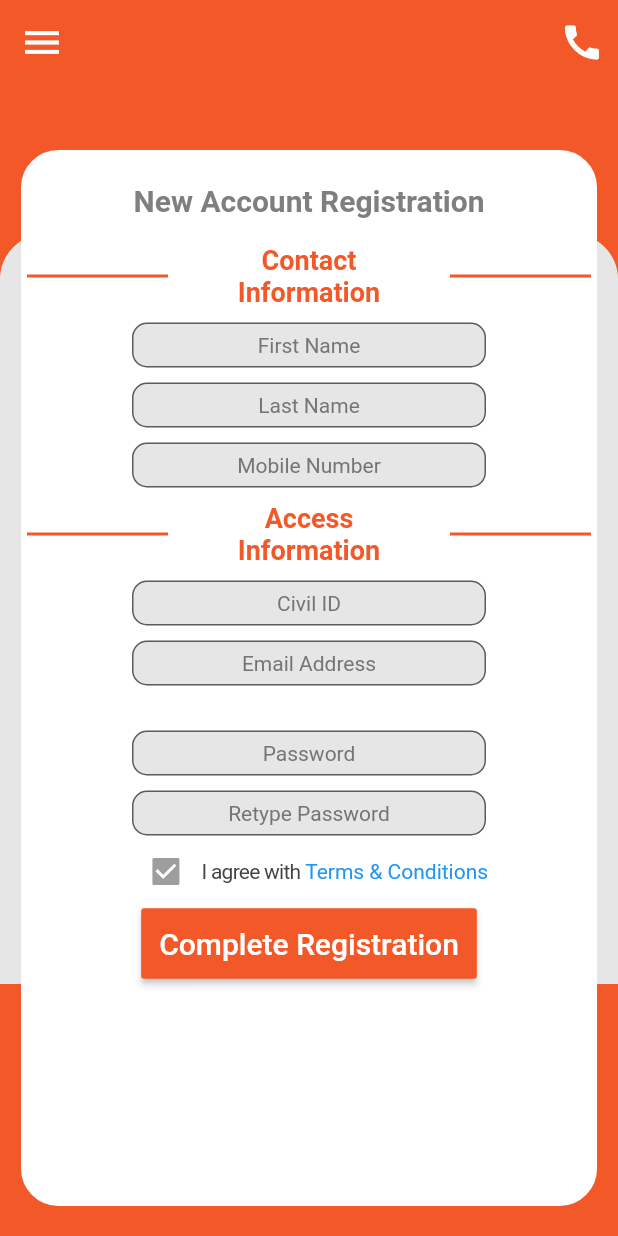
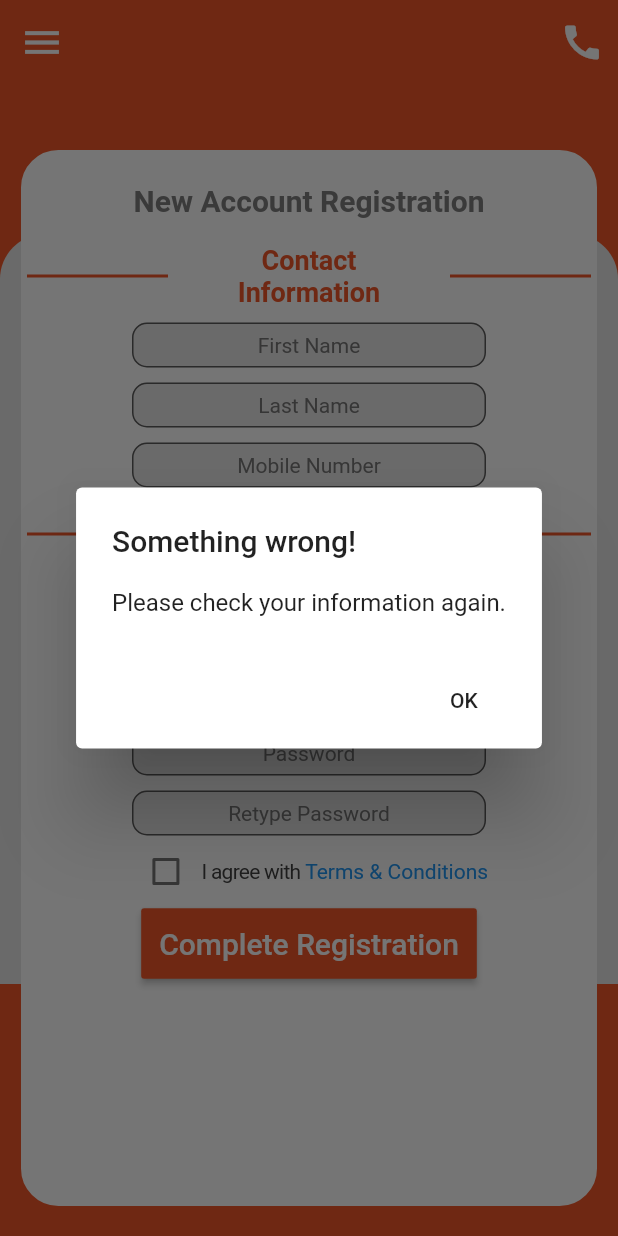
Before and after one commit to Abdelaty/initium_task, a Flutter app: the SignupScreen screen opened directly, after a tap on "Complete Registration", on a phone screen of 412 x 824 dp. Run offline on Flutter 3.47's test engine with Material 2 defaults, Android fonts, the phone set to English and light mode, and no system bars.

Commit message:
Finish Sign-up

```diff
--- /dev/null
+++ b/lib/network.dart
@@ -0,0 +1,29 @@
+import 'dart:convert';
+
+import 'package:http/http.dart' as http;
+
+class NetworkHelper {
+  NetworkHelper(this.url, this.customerMap);
+
+  final String url;
+
+  final Map<String, String> customerMap;
+  final Map<String, String> headersMap = {'content-type': 'application/json'};
+
+  Future sendData() async {
+    http.Response response = await http.post(url,
+        headers: headersMap, body: jsonEncode(customerMap));
+
+    if (response.statusCode == 200) {
+      print('Response Code is ' + response.statusCode.toString());
+      print('Response body is ' + response.body);
+      return response.statusCode;
+    } else {
+      print('Response Code is ' + response.statusCode.toString());
+      print('Response body is ' + response.body);
+      customerMap.forEach((key, value) {
+        print(value);
+      });
+    }
+  }
+}
--- a/lib/signup.dart
+++ b/lib/signup.dart
@@ -1,12 +1,45 @@
 import 'package:flutter/cupertino.dart';
 import 'package:flutter/material.dart';
+import 'package:initium_task/login.dart';
 
-class SignupScreen extends StatelessWidget {
+import 'network.dart';
+
+class SignupScreen extends StatefulWidget {
+  @override
+  _SignupScreenState createState() => _SignupScreenState();
+}
+
+class _SignupScreenState extends State<SignupScreen> {
+  TextEditingController firstNameController = new TextEditingController();
+  TextEditingController lastNameController = new TextEditingController();
+  TextEditingController mobileController = new TextEditingController();
+  TextEditingController idController = new TextEditingController();
+  TextEditingController emailController = new TextEditingController();
+  TextEditingController passwordController = new TextEditingController();
+  TextEditingController rePasswordController = new TextEditingController();
+  var agreeWithTerms = false;
+  String customerFirstName,
+      customerLastName,
+      customerMobileNo,
+      customerCivilID,
+      customerEmail,
+      customerPassword;
+
+  void _onRememberMeChanged(bool newValue) => setState(() {
+        agreeWithTerms = newValue;
+
+        if (agreeWithTerms) {
+          print('Agreed');
+        } else {
+          // TODO: Forget the user
+          print('not Agreed');
+        }
+      });
+
   @override
   Widget build(BuildContext context) {
-    // TODO: implement build
-    return Material(
-      child: Stack(
+    return Scaffold(
+      body: Stack(
         children: <Widget>[
           Container(
             color: Color(0xFFf35829),
@@ -86,27 +119,55 @@ class SignupScreen extends StatelessWidget {
                     ),
                   ),
                   LineRowWidget(text: 'Contact\nInformation'),
-                  NewTextField(hint: 'First Name'),
-                  NewTextField(hint: 'Last Name'),
-                  NewTextField(hint: 'Mobile Number'),
+                  NewTextField(
+                    hint: 'First Name',
+                    obscureText: false,
+                    controller: firstNameController,
+                  ),
+                  NewTextField(
+                    hint: 'Last Name',
+                    obscureText: false,
+                    controller: lastNameController,
+                  ),
+                  NewTextField(
+                    hint: 'Mobile Number',
+                    obscureText: false,
+                    controller: mobileController,
+                  ),
                   SizedBox(
                     height: 10.0,
                   ),
                   LineRowWidget(text: 'Access\nInformation'),
-                  NewTextField(hint: 'Civil ID'),
-                  NewTextField(hint: 'Email Address'),
+                  NewTextField(
+                    hint: 'Civil ID',
+                    obscureText: false,
+                    controller: idController,
+                  ),
+                  NewTextField(
+                    hint: 'Email Address',
+                    obscureText: false,
+                    controller: emailController,
+                  ),
                   SizedBox(
                     height: 20.0,
                   ),
-                  NewTextField(hint: 'Password'),
-                  NewTextField(hint: 'Retype Password'),
+                  NewTextField(
+                    hint: 'Password',
+                    obscureText: true,
+                    controller: passwordController,
+                  ),
+                  NewTextField(
+                    hint: 'Retype Password',
+                    obscureText: true,
+                    controller: rePasswordController,
+                  ),
                   Row(
                     mainAxisAlignment: MainAxisAlignment.center,
                     children: <Widget>[
                       Checkbox(
-                        value: true,
+                        value: agreeWithTerms,
                         checkColor: Colors.white,
-                        onChanged: null,
+                        onChanged: _onRememberMeChanged,
                         activeColor: Color(0xFFf35829),
                       ),
                       Text(
@@ -121,7 +182,9 @@ class SignupScreen extends StatelessWidget {
                     ],
                   ),
                   RaisedButton(
-                    onPressed: () {},
+                    onPressed: () {
+                      validateData() ? sendData() : showAlertDialog(context);
+                    },
                     child: Text(
                       'Complete Registration',
                       style: TextStyle(fontSize: 20.0),
@@ -139,22 +202,101 @@ class SignupScreen extends StatelessWidget {
       ),
     );
   }
+
+  bool validateData() {
+    if (firstNameController.text != null &&
+        firstNameController.text.length > 2 &&
+        lastNameController.text != null &&
+        mobileController.text != null &&
+        mobileController.text.length > 5 &&
+        idController.text != null &&
+        emailController.text != null &&
+        emailController.text.contains('@') &&
+        passwordController.text != null &&
+        passwordController.text == rePasswordController.text &&
+        agreeWithTerms == true) {
+      return true;
+    } else {
+      return false;
+    }
+  }
+
+  sendData() async {
+    var userRegistrationData = {
+      'CustomerFirstName': firstNameController.text,
+      'CustomerLastName': lastNameController.text,
+      'CustomerMobileNo': mobileController.text,
+      'CustomerCivilID': idController.text,
+      'CustomerEmail': emailController.text,
+      'CustomerPassword': passwordController.text
+    };
+    NetworkHelper networkHelper = NetworkHelper(
+        'https://prod-94.westeurope.logic.azure.com/workflows/2b388c189a8042d8a8011dea9a4dffc2/triggers/manual/paths/invoke?api-version=2016-06-01&sp=%2Ftriggers%2Fmanual%2Frun&sv=1.0&sig=uoLTJf5Pf_LO8pZdhQvebsJ_FFMP9wMd0wNRjjCnY3U',
+        userRegistrationData);
+    var responseCode = await networkHelper.sendData();
+    if (responseCode != 200) {
+      showAlertDialog(context);
+    } else {
+      Navigator.push(
+        context,
+        MaterialPageRoute(builder: (context) => LoginScreen()),
+      );
+    }
+  }
+
+  showAlertDialog(BuildContext context) {
+    // set up the button
+    Widget okButton = FlatButton(
+      child: Text("OK"),
+      onPressed: () {
+        Navigator.of(context).pop();
+      },
+    );
+
+    // set up the AlertDialog
+    AlertDialog alert = AlertDialog(
+      title: Text("Something wrong!"),
+      content: Text("Please check your information again."),
+      actions: [
+        okButton,
+      ],
+    );
+
+    // show the dialog
+    showDialog(
+      context: context,
+      builder: (BuildContext context) {
+        return alert;
+      },
+    );
+  }
 }
 
 class NewTextField extends StatelessWidget {
   final String hint;
+  final bool obscureText;
+  final _formKey = GlobalKey<FormState>();
+  final TextEditingController controller;
 
-  NewTextField({
-    Key key,
-    this.hint,
-  }) : super(key: key);
+  NewTextField({Key key, this.hint, this.obscureText, this.controller})
+      : super(key: key);
 
   @override
   Widget build(BuildContext context) {
     return Container(
       height: 30.0,
       margin: EdgeInsets.only(left: 70.0, right: 70.0, top: 10),
-      child: TextField(
+      child: Form(
+        key: _formKey,
+        child: TextFormField(
+          controller: controller,
+          validator: (value) {
+            if (value.isEmpty) {
+              return 'Please enter some text';
+            }
+            return null;
+          },
+          obscureText: obscureText,
           textAlignVertical: TextAlignVertical(y: 1.0),
           textAlign: TextAlign.center,
           style: TextStyle(fontSize: 14.0),
@@ -169,6 +311,7 @@ class NewTextField extends StatelessWidget {
               hintStyle: new TextStyle(color: Colors.grey[600]),
               hintText: hint,
               fillColor: Color(0xFFe7e6e6)),
+        ),
       ),
     );
   }
--- a/pubspec.yaml
+++ b/pubspec.yaml
@@ -16,7 +16,8 @@ dependencies:
 
 
   cupertino_icons: ^0.1.3
-
+  http: ^0.12.0+2
+  flutter_spinkit: ^3.1.0
 dev_dependencies:
   flutter_test:
     sdk: flutter
```
Also changed, not shown: pubspec.lock. Lines whose indentation alone changed are shown as unchanged.
